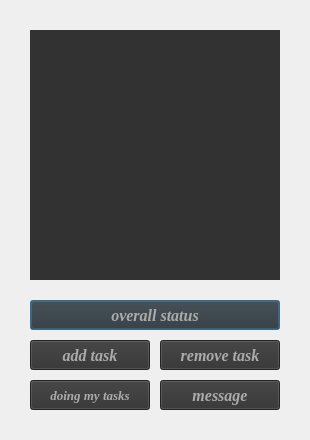
This is project_management/project_window_3.ui in AP-projects-4001/hamidreza-ataei as Qt 5 draws it before an edit. The edited form follows.
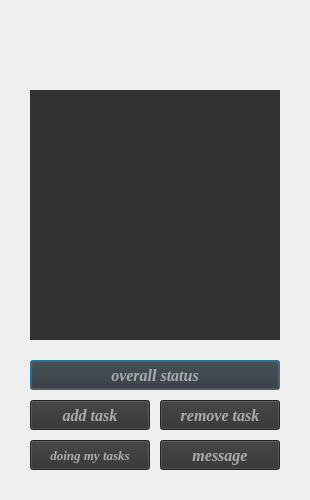
This is the edited form.

What changed in the file:
```diff
--- a/project_management/project_window_3.ui
+++ b/project_management/project_window_3.ui
@@ -7,19 +7,19 @@
     <x>0</x>
     <y>0</y>
     <width>310</width>
-    <height>440</height>
+    <height>500</height>
    </rect>
   </property>
   <property name="minimumSize">
    <size>
     <width>310</width>
-    <height>440</height>
+    <height>500</height>
    </size>
   </property>
   <property name="maximumSize">
    <size>
     <width>310</width>
-    <height>440</height>
+    <height>500</height>
    </size>
   </property>
   <property name="windowTitle">
@@ -32,7 +32,7 @@
    <property name="geometry">
     <rect>
      <x>30</x>
-     <y>300</y>
+     <y>360</y>
      <width>250</width>
      <height>30</height>
     </rect>
@@ -64,7 +64,7 @@
    <property name="geometry">
     <rect>
      <x>30</x>
-     <y>340</y>
+     <y>400</y>
      <width>120</width>
      <height>30</height>
     </rect>
@@ -96,7 +96,7 @@
    <property name="geometry">
     <rect>
      <x>160</x>
-     <y>380</y>
+     <y>440</y>
      <width>120</width>
      <height>30</height>
     </rect>
@@ -128,7 +128,7 @@
    <property name="geometry">
     <rect>
      <x>30</x>
-     <y>30</y>
+     <y>90</y>
      <width>250</width>
      <height>250</height>
     </rect>
@@ -157,7 +157,7 @@
    <property name="geometry">
     <rect>
      <x>30</x>
-     <y>380</y>
+     <y>440</y>
      <width>120</width>
      <height>30</height>
     </rect>
@@ -189,7 +189,7 @@
    <property name="geometry">
     <rect>
      <x>160</x>
-     <y>340</y>
+     <y>400</y>
      <width>120</width>
      <height>30</height>
     </rect>
@@ -217,6 +217,37 @@
     <string>remove task</string>
    </property>
   </widget>
+  <widget class="QLabel" name="label">
+   <property name="geometry">
+    <rect>
+     <x>30</x>
+     <y>30</y>
+     <width>250</width>
+     <height>30</height>
+    </rect>
+   </property>
+   <property name="font">
+    <font>
+     <family>Georgia</family>
+     <pointsize>20</pointsize>
+     <weight>75</weight>
+     <italic>true</italic>
+     <bold>true</bold>
+    </font>
+   </property>
+   <property name="layoutDirection">
+    <enum>Qt::LeftToRight</enum>
+   </property>
+   <property name="styleSheet">
+    <string notr="true">color: rgb(144, 48, 0);</string>
+   </property>
+   <property name="text">
+    <string/>
+   </property>
+   <property name="textFormat">
+    <enum>Qt::AutoText</enum>
+   </property>
+  </widget>
  </widget>
  <resources/>
  <connections/>
```
